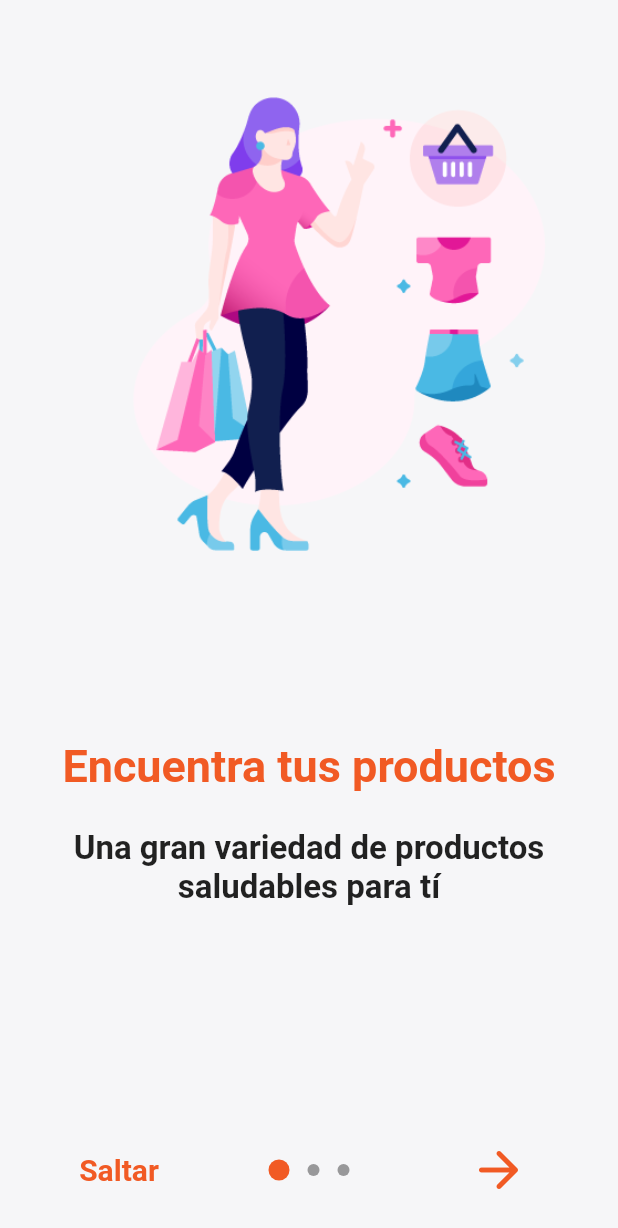
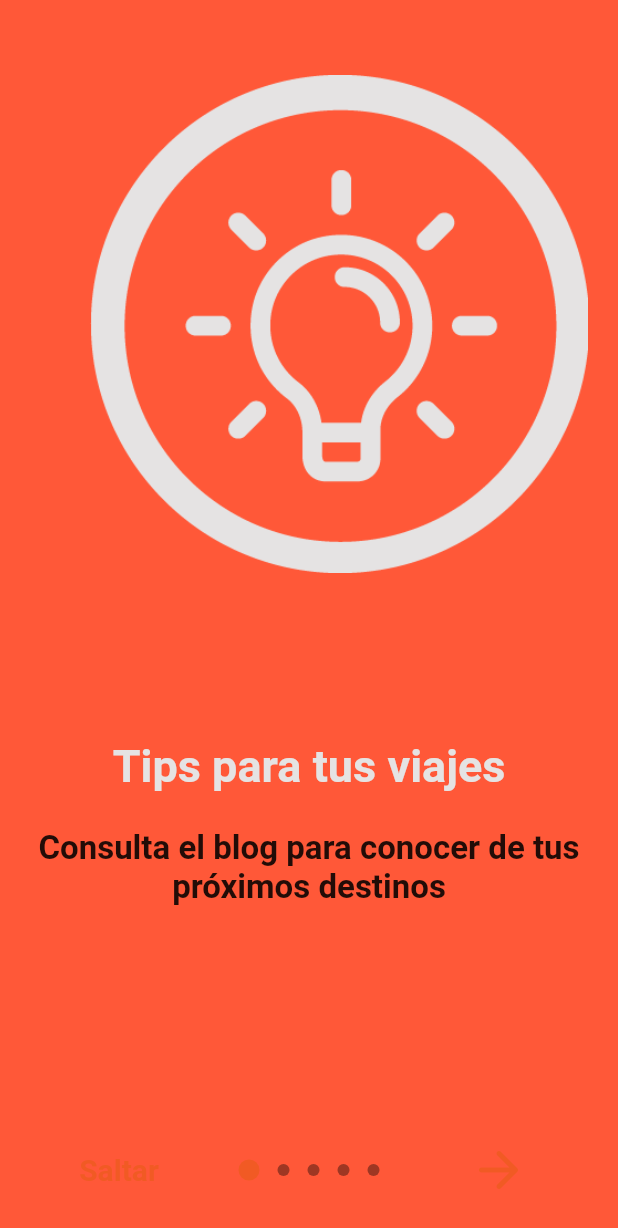
Before and after one commit to gongora7/saludableexpress, a Flutter app: the screen it shows after launch, on a phone screen of 412 x 824 dp. Shown: the top 1228 px of the screen. Run offline on Flutter 3.47's test engine with Material 2 defaults, Android fonts, the phone set to English and light mode, and no system bars; drawn by our look-alikes of introduction_screen; our stand-ins replace bloc, cached_network_image, carousel_slider, dio, equatable, firebase_auth and 11 more; missing offline and left inert: flutter_login_facebook, onesignal_flutter, stripe_payment; accounts and stored records are empty; generated files the repository leaves out were written again; network calls fail.

Commit message:
Cambios en Intro
Cambios en Intro + Iconos nuevos

```diff
--- a/lib/src/ui/pages/intro.dart
+++ b/lib/src/ui/pages/intro.dart
@@ -18,27 +18,46 @@ class _IntroScreenState extends State<IntroScreen> {
     return [
       PageViewModel(
         image: Image.asset(
-          'assets/images/intro-img1.png',
+          'assets/images/iconointro1.png',
         ),
-        title: "Encuentra tus productos",
-        body: "Una gran variedad de productos saludables para tí",
+        title: "Tips para tus viajes",
+        body: "Consulta el blog para conocer de tus próximos destinos",
         footer: Text(''),
         decoration: const PageDecoration(
             titleTextStyle: TextStyle(
                 fontSize: 30.0,
                 fontWeight: FontWeight.bold,
-                color: Color.fromRGBO(241, 90, 36, 1)),
+                color: Color.fromRGBO(229,227,227,1)),
             bodyTextStyle:
                 TextStyle(fontSize: 22.0, fontWeight: FontWeight.w600),
-            pageColor: Color.fromRGBO(246, 246, 248, 1),
+            pageColor: Color.fromRGBO(255, 88, 56, 1),
             bodyAlignment: Alignment.center,
             imageAlignment: Alignment.center,
             imagePadding: EdgeInsets.only(top: 50.0, left: 40.0)),
       ),
       PageViewModel(
-        image: Image.asset('assets/images/intro-img2.png'),
-        title: "Pagos Seguros",
-        body: "Pagar con cualquier tarjeta, o en transferencia",
+        image: Image.asset('assets/images/iconointro2.png'),
+        title: "Dale vida a tus espacios",
+        body: "Compra fotografías para decorar tu casa u oficina",
+        footer: Text(''),
+        decoration: const PageDecoration(
+            titleTextStyle: TextStyle(
+                fontSize: 30.0,
+                fontWeight: FontWeight.bold,
+                color: Color.fromRGBO(229,227,227,1)),
+            bodyTextStyle:
+                TextStyle(fontSize: 22.0, fontWeight: FontWeight.w600),
+            pageColor: Color.fromRGBO(58, 58, 58, 1),
+            bodyAlignment: Alignment.center,
+            imageAlignment: Alignment.center,
+            imagePadding: EdgeInsets.only(top: 50.0, left: 40.0)),
+      ),
+      PageViewModel(
+        image: Image.asset(
+          'assets/images/iconointro3.png',
+        ),
+        title: "Ocasiones Especiales",
+        body: "Consigue regalos para familia y amigos en un solo lugar",
         footer: Text(''),
         decoration: const PageDecoration(
             titleTextStyle: TextStyle(
@@ -54,10 +73,10 @@ class _IntroScreenState extends State<IntroScreen> {
       ),
       PageViewModel(
         image: Image.asset(
-          'assets/images/intro-img3.png',
+          'assets/images/iconointro4.png',
         ),
-        title: "Recibe tu pedido",
-        body: "Disfruta de comprar en línea y mantente saludable",
+        title: "Paga con tarjeta o efectivo",
+        body: "Diferentes métodos de pago para tu comodidad",
         footer: Text(''),
         decoration: const PageDecoration(
             titleTextStyle: TextStyle(
@@ -66,7 +85,26 @@ class _IntroScreenState extends State<IntroScreen> {
                 color: Color.fromRGBO(241, 90, 36, 1)),
             bodyTextStyle:
                 TextStyle(fontSize: 22.0, fontWeight: FontWeight.w600),
-            pageColor: Color.fromRGBO(246, 246, 248, 1),
+            pageColor: Color.fromRGBO(209, 57, 31, 1),
+            bodyAlignment: Alignment.center,
+            imageAlignment: Alignment.center,
+            imagePadding: EdgeInsets.only(top: 50.0, left: 40.0)),
+      ),
+      PageViewModel(
+        image: Image.asset(
+          'assets/images/iconointro5.png',
+        ),
+        title: "Podcast de Viajes",
+        body: "Entrevista con diferentes viajeros sobre sus experiencias",
+        footer: Text(''),
+        decoration: const PageDecoration(
+            titleTextStyle: TextStyle(
+                fontSize: 30.0,
+                fontWeight: FontWeight.bold,
+                color: Color.fromRGBO(241, 90, 36, 1)),
+            bodyTextStyle:
+                TextStyle(fontSize: 22.0, fontWeight: FontWeight.w600),
+            pageColor: Color.fromRGBO(40, 35, 34, 1),
             bodyAlignment: Alignment.center,
             imageAlignment: Alignment.center,
             imagePadding: EdgeInsets.only(top: 50.0, left: 40.0)),
```
Also changed, not shown: assets/images/iconointro1.png (added), assets/images/iconointro2.png (added), assets/images/iconointro3.png (added), assets/images/iconointro4.png (added), assets/images/iconointro5.png (added).
